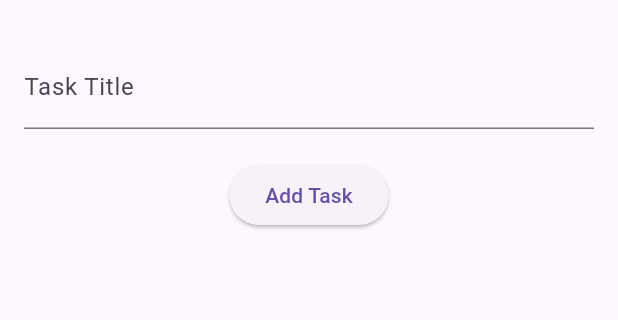
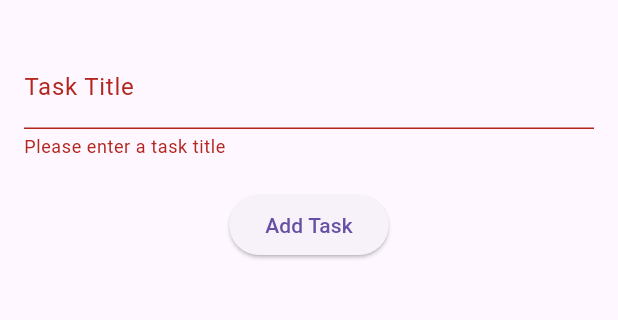
Before and after one commit to 4bhisheksharma/simple-todo, a Flutter app: the AddTaskScreen screen opened by its route, after a tap on "Add Task", on a phone screen of 412 x 824 dp, the part 63-383 px from its top. Run offline on Flutter 3.47's test engine with Material 3 defaults, Android fonts, the phone set to English and light mode, and no system bars.

```diff
--- a/lib/providers/task_provider.dart
+++ b/lib/providers/task_provider.dart
@@ -12,4 +12,35 @@ class TaskProvider with ChangeNotifier {
     _tasks.add(task);
     notifyListeners();
   }
+
+  void toggleTaskStatus(String id) {
+    final taskIndex = _tasks.indexWhere((task) => task.id == id);
+    if (taskIndex != -1) {
+      final task = _tasks[taskIndex];
+      _tasks[taskIndex] = Task(
+        id: task.id,
+        title: task.title,
+        isDone: !task.isDone,
+      );
+      notifyListeners();
+    }
+  }
+
+  void updateTask(String id, String newTitle) {
+    final taskIndex = _tasks.indexWhere((task) => task.id == id);
+    if (taskIndex != -1) {
+      final task = _tasks[taskIndex];
+      _tasks[taskIndex] = Task(
+        id: task.id,
+        title: newTitle,
+        isDone: task.isDone,
+      );
+      notifyListeners();
+    }
+  }
+
+  void deleteTask(String id) {
+    _tasks.removeWhere((task) => task.id == id);
+    notifyListeners();
+  }
 }
--- a/lib/screens/add_task_screen.dart
+++ b/lib/screens/add_task_screen.dart
@@ -3,14 +3,25 @@ import 'package:todo_app/models/task.dart';
 import 'package:todo_app/providers/task_provider.dart';
 import 'package:provider/provider.dart';
 
-class AddTaskScreen extends StatelessWidget {
-  AddTaskScreen({super.key});
+import 'package:flutter/material.dart';
+import 'package:todo_app/models/task.dart';
+import 'package:todo_app/providers/task_provider.dart';
+import 'package:provider/provider.dart';
+
+class AddTaskScreen extends StatefulWidget {
+  AddTaskScreen({Key? key}) : super(key: key);
+
+  @override
+  _AddTaskScreenState createState() => _AddTaskScreenState();
+}
+
+class _AddTaskScreenState extends State<AddTaskScreen> {
   final TextEditingController _taskController = TextEditingController();
+  final _formKey = GlobalKey<FormState>();
 
   void _addTask(BuildContext context) {
+    if (_formKey.currentState!.validate()) {
       final taskTitle = _taskController.text;
-    if (taskTitle.isNotEmpty) {
-      // Logic to add the task to the provider or database
       Provider.of<TaskProvider>(context, listen: false).addTask(
         Task(id: DateTime.now().toString(), title: taskTitle, isDone: false),
       );
@@ -24,11 +35,19 @@ class AddTaskScreen extends StatelessWidget {
       appBar: AppBar(title: Text("Add TO-DO")),
       body: Padding(
         padding: const EdgeInsets.all(16.0),
+        child: Form(
+          key: _formKey,
           child: Column(
             children: [
-            TextField(
+              TextFormField(
                 controller: _taskController,
                 decoration: InputDecoration(labelText: 'Task Title'),
+                validator: (value) {
+                  if (value == null || value.trim().isEmpty) {
+                    return 'Please enter a task title';
+                  }
+                  return null;
+                },
               ),
               SizedBox(height: 20),
               ElevatedButton(
@@ -38,6 +57,7 @@ class AddTaskScreen extends StatelessWidget {
             ],
           ),
         ),
+      ),
     );
   }
 }
```
Also changed, not shown: lib/screens/home_screen.dart (+18 -4 lines), lib/screens/task_detail_screen.dart (+71 -3 lines), lib/widgets/task_tile.dart (+15 -1 lines). Lines whose indentation alone changed are shown as unchanged.
